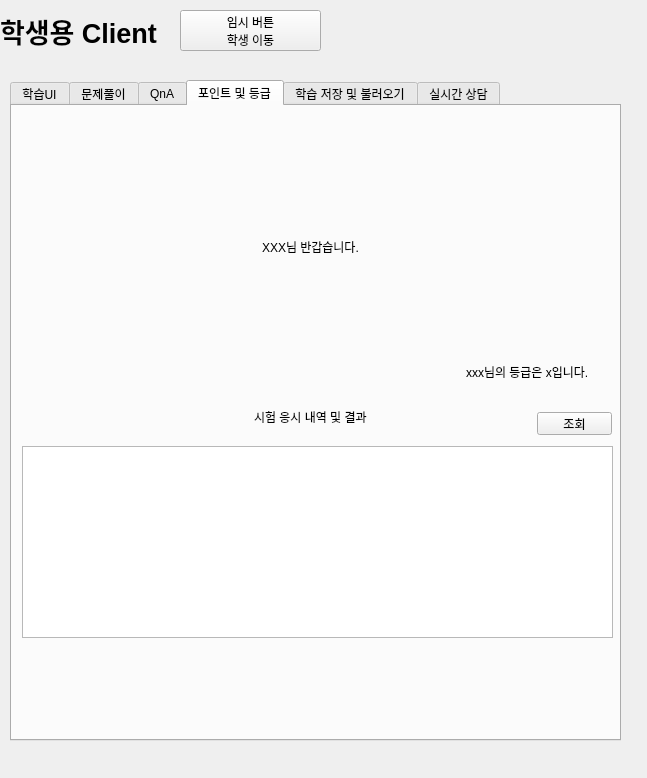
LEEHYUNDO92/edu_app, file edu.ui: the form before one commit.
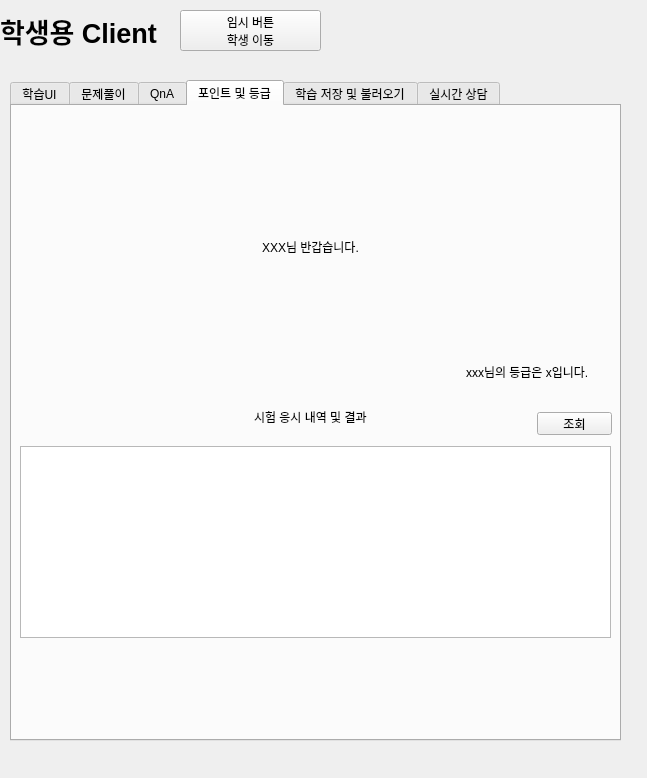
The form after the commit. The open tabs and pages were chosen to show the change.

Commit message: 학생 ui 2023/02/06 고연재

Diff of the .ui file:
```diff
--- a/edu.ui
+++ b/edu.ui
@@ -993,7 +993,7 @@
       <widget class="QTableWidget" name="tableWidget">
        <property name="geometry">
         <rect>
-         <x>10</x>
+         <x>8</x>
          <y>340</y>
          <width>591</width>
          <height>192</height>
```
Left out of the diff: 22 changed lines with no effect on the pictures.
